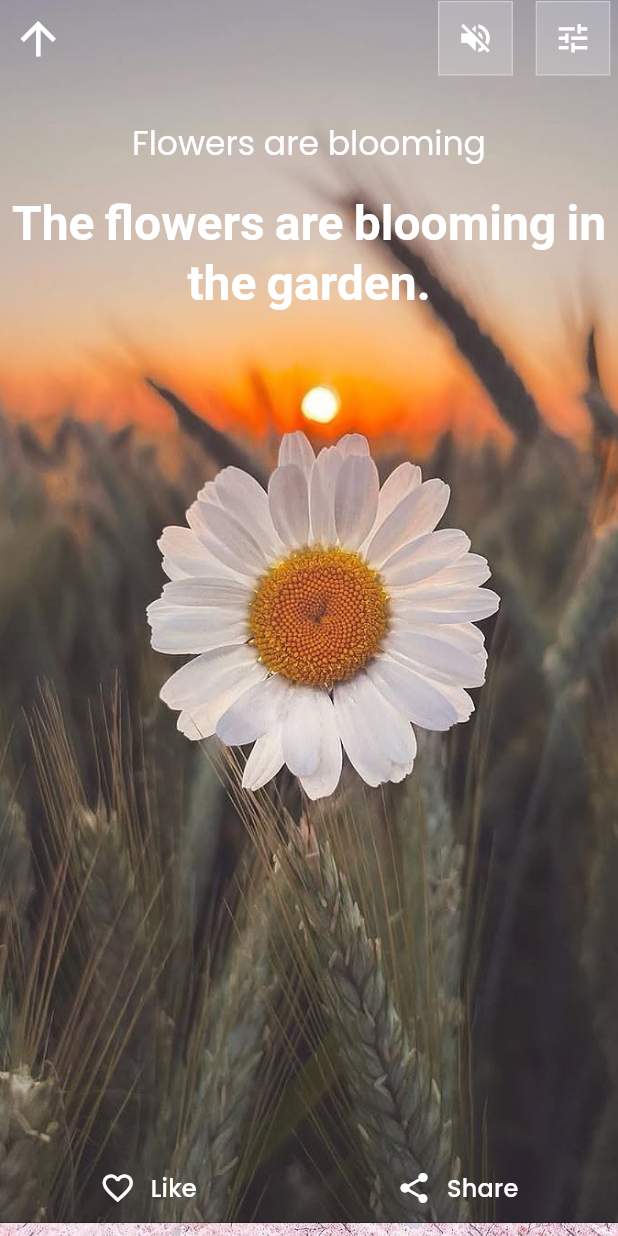
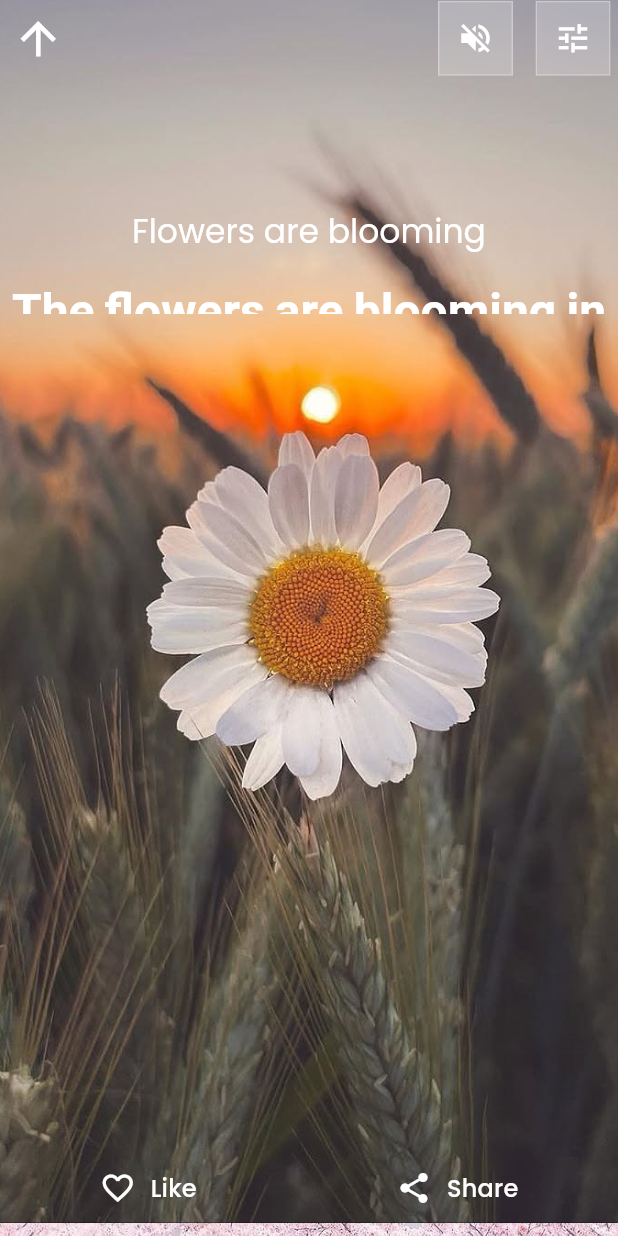
Before and after one commit to codec-akash/reel_app, a Flutter app: the screen it shows after launch, scrolled down 1728 dp, on a phone screen of 412 x 824 dp. Run offline on Flutter 3.47's test engine with Material 3 defaults, Android fonts, the phone set to English and light mode, and no system bars; our stand-ins replace flutter_svg, google_fonts, video_player.

```diff
--- a/lib/widgets/reel_view.dart
+++ b/lib/widgets/reel_view.dart
@@ -17,19 +17,35 @@ class ReelView extends StatefulWidget {
   State<ReelView> createState() => _ReelViewState();
 }
 
-class _ReelViewState extends State<ReelView> {
+class _ReelViewState extends State<ReelView>
+    with SingleTickerProviderStateMixin {
   late PageController _pageController;
+  late AnimationController _animationController;
+  late Animation<Offset> _slideAnimation;
   int _currentPage = 0;
 
   @override
   void initState() {
     super.initState();
     _pageController = PageController();
+    _animationController = AnimationController(
+      vsync: this,
+      duration: const Duration(milliseconds: 800),
+    );
+    _slideAnimation = Tween<Offset>(
+      begin: const Offset(0, 1),
+      end: Offset.zero,
+    ).animate(CurvedAnimation(
+      parent: _animationController,
+      curve: Curves.easeOut,
+    ));
+    _animationController.forward();
   }
 
   @override
   void dispose() {
     _pageController.dispose();
+    _animationController.dispose();
     super.dispose();
   }
 
@@ -44,6 +60,8 @@ class _ReelViewState extends State<ReelView> {
           onPageChanged: (index) {
             setState(() {
               _currentPage = index;
+              _animationController.reset();
+              _animationController.forward();
             });
           },
           itemBuilder: (context, index) {
@@ -81,6 +99,12 @@ class _ReelViewState extends State<ReelView> {
                   ],
                 ),
                 const SizedBox(height: 30),
+                ClipRect(
+                  clipBehavior: Clip.hardEdge,
+                  child: SlideTransition(
+                    position: _slideAnimation,
+                    child: Column(
+                      children: [
                         Text(
                           widget.posts[_currentPage].title ?? "",
                           style: Theme.of(context)
@@ -92,10 +116,18 @@ class _ReelViewState extends State<ReelView> {
                         Text(
                           widget.posts[_currentPage].description ?? "",
                           textAlign: TextAlign.center,
-                style: Theme.of(context).textTheme.headlineLarge!.copyWith(
-                    fontFamily: GoogleFonts.bodoniModa().fontFamily,
+                          style: Theme.of(context)
+                              .textTheme
+                              .headlineLarge!
+                              .copyWith(
+                                  fontFamily:
+                                      GoogleFonts.bodoniModa().fontFamily,
                                   fontWeight: FontWeight.bold,
                                   color: Colors.white),
+                        ),
+                      ],
+                    ),
+                  ),
                 ),
                 const Spacer(),
                 const Row(
@@ -113,7 +145,8 @@ class _ReelViewState extends State<ReelView> {
                 ),
                 const SizedBox(height: 20),
               ],
-          )),
+            ),
+          ),
         ),
       ],
     );
```
Lines whose indentation alone changed are shown as unchanged.
